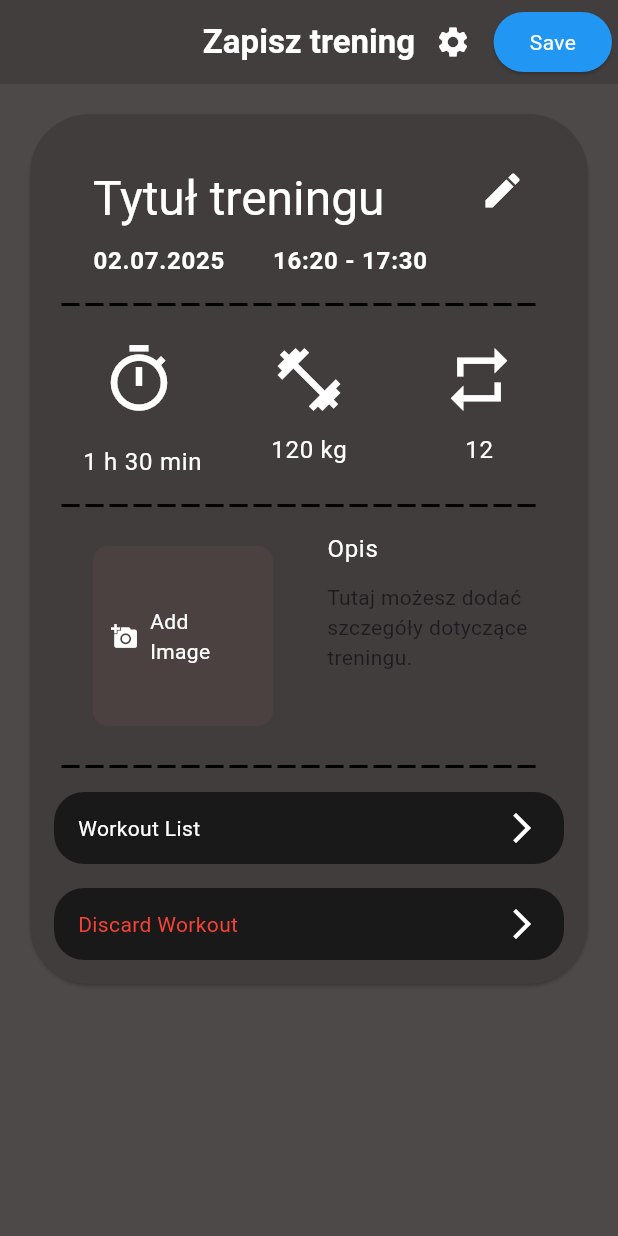
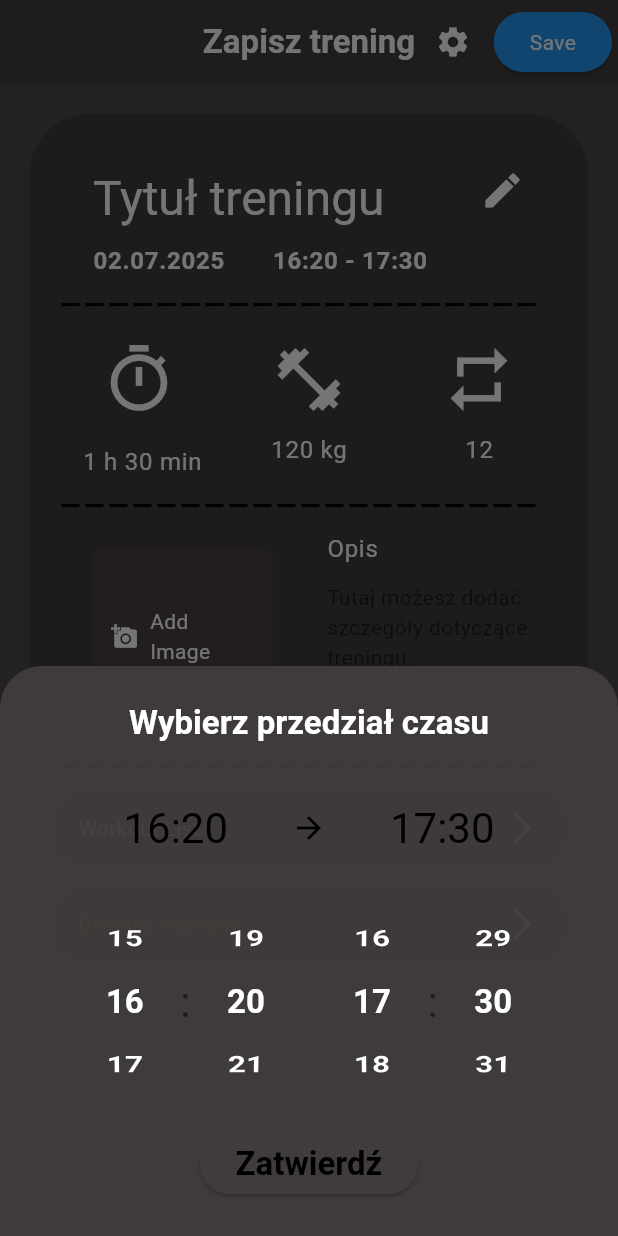
Before and after one commit to DawidMartyniuk/Exercise-Plan-Front, a Flutter app: the screen it shows after launch, after a tap on "16:20 - 17:30", on a phone screen of 412 x 824 dp. Run offline on Flutter 3.47's test engine with Material 3 defaults, Android fonts, the phone set to English and light mode, and no system bars; our stand-ins replace expandable, flutter_riverpod, google_fonts, hive, hive_flutter, image_picker and 2 more; accounts and stored records are empty.

Commit message:
create  bottom sheet

```diff
--- a/lib/screens/save_workout.dart
+++ b/lib/screens/save_workout.dart
@@ -3,7 +3,10 @@ import 'dart:io';
 import 'package:flutter/material.dart';
 import 'package:image_picker/image_picker.dart';
 import 'package:work_plan_front/widget/save_workout/CustomDivider.dart';
-import 'package:work_plan_front/widget/save_workout/time_picker_bottom_sheet.dart';
+import 'package:work_plan_front/widget/save_workout/save_workout_bottom_sheet/data_picker_bottom_sheet.dart';
+import 'package:work_plan_front/widget/save_workout/save_workout_bottom_sheet/time_interval_picker_bottom_sheet.dart';
+import 'package:work_plan_front/widget/save_workout/save_workout_bottom_sheet/time_picker_bottom_sheet.dart';
+import 'package:work_plan_front/widget/save_workout/save_workout_bottom_sheet/weight_info_bottom_sheet.dart';
 
 class SaveWorkout extends StatefulWidget {
  const SaveWorkout ({super.key});
@@ -16,6 +19,17 @@ class _SaveWorkoutState extends State<SaveWorkout> {
    File? _selectedImage;
   int minutesSelected = 30;
   int hoursSelected = 1;
+  int secondsSelected = 0;
+  int weightSelected = 120;
+  int daySelected = DateTime.now().day;
+  int monthSelected = DateTime.now().month;
+  int yearSelected = DateTime.now().year;
+  int hourFrom = 16;
+  int minuteFrom = 20;
+  int hourTo = 17;
+  int minuteTo = 30;
+
+
 
 
 
@@ -62,10 +76,53 @@ class _SaveWorkoutState extends State<SaveWorkout> {
     builder: (context) => TimePickerBottomSheet(
       initialHour: hoursSelected,
       initialMinute: minutesSelected,
-      onTimeSelected: (hour, minute) {
+      initialSecond: secondsSelected,
+      onTimeSelected: (hour, minute, second) {
         setState(() {
           hoursSelected = hour;
           minutesSelected = minute;
+          secondsSelected = second; // Reset seconds to 0
+        });
+      },
+    ),
+  );
+}
+void _showWeightInfoSheet() {
+  showDialog(context: context, builder:
+  (context) => WeightInfoBottomSheet(
+  ));
+}
+void _showDataPickerSheet(){
+  showModalBottomSheet(
+    context: context,
+    builder:(context) => DataPickerBottomSheet(
+      initialDay: daySelected,
+      initialMonth: monthSelected,
+      initialYear: yearSelected,
+      onDateSelected: (day, month, year) {
+        setState(() {
+          daySelected = day;
+          monthSelected = month;
+          yearSelected = year;
+        });
+      },
+    ),
+  );
+}
+void _showTimeIntervalPickerSheet() {
+  showModalBottomSheet(
+    context: context,
+    builder: (context) => TimeIntervalPickerBottomSheet(
+      initialHourFrom: hourFrom,
+      initialMinuteFrom: minuteFrom,
+      initialHourTo: hourTo,
+      initialMinuteTo: minuteTo,
+     onTimeIntervalSelected: (hourFrom, minuteFrom, hourTo, minuteTo) {
+        setState(() {
+          this.hourFrom = hourFrom;
+          this.minuteFrom = minuteFrom;
+          this.hourTo = hourTo;
+          this.minuteTo = minuteTo;
         });
       },
     ),
@@ -183,12 +240,12 @@ class _SaveWorkoutState extends State<SaveWorkout> {
                   mainAxisAlignment: MainAxisAlignment.start,
                   children: [
                     GestureDetector(
-                    onTap: () {
-                      // TODO: obsługa zmiany daty w przyszłości
+                    onTap:
+                      _showDataPickerSheet,
 
-                    },
+
                     child: Text(
-                      "${DateTime.now().day.toString().padLeft(2, '0')}.${DateTime.now().month.toString().padLeft(2, '0')}.${DateTime.now().year}",
+                      "${daySelected.toString().padLeft(2, '0')}.${monthSelected.toString().padLeft(2, '0')}.${yearSelected.toString().padLeft(4, '0')}",
                       style: Theme.of(
                       context,
                       ).textTheme.bodyLarge!.copyWith(
@@ -199,12 +256,9 @@ class _SaveWorkoutState extends State<SaveWorkout> {
                     ),
                     const SizedBox(width: 32),
                     GestureDetector(
-                    onTap: () {
-
-                    },
-                    child: Container(
-                      child: Text(
-                        "16:20 - 17:30",
+                    onTap: _showTimeIntervalPickerSheet,
+                   child: Text(
+                        "${hourFrom.toString().padLeft(2, '0')}:${minuteFrom.toString().padLeft(2, '0')} - ${hourTo.toString().padLeft(2, '0')}:${minuteTo.toString().padLeft(2, '0')}",
                         style: Theme.of(
                         context,
                         ).textTheme.bodyLarge!.copyWith(
@@ -212,17 +266,17 @@ class _SaveWorkoutState extends State<SaveWorkout> {
                         fontWeight: FontWeight.bold,
                         ),
                       ),
-                    ),
+
                     ),
                   ],
                   ),
                 ),
                 CustomDivider(dashWidth: 12, dashSpace: 4, indent: 5, endIndent: 5, color: Colors.black),
-                //SizedBox(height: 20),
+
                 Row(
                   mainAxisAlignment: MainAxisAlignment.spaceEvenly,
                   children: [
-                  // Kolumna 1: czas
+
                   Expanded(
                     child: Column(
                     mainAxisSize: MainAxisSize.min,
@@ -263,9 +317,9 @@ class _SaveWorkoutState extends State<SaveWorkout> {
                       ),
                       SizedBox(height: 10),
                       GestureDetector(
-                      onTap: () {},
+                      onTap: _showWeightInfoSheet,
                       child: Text(
-                        '120 kg',
+                        '${weightSelected} kg',
                         style: Theme.of(
                         context,
                         ).textTheme.bodyLarge!.copyWith(
--- /dev/null
+++ b/lib/widget/save_workout/save_workout_bottom_sheet/time_interval_picker_bottom_sheet.dart
@@ -0,0 +1,237 @@
+import 'package:flutter/material.dart';
+
+class TimeIntervalPickerBottomSheet extends StatefulWidget {
+  final int initialHourFrom;
+  final int initialMinuteFrom;
+  final int initialHourTo;
+  final int initialMinuteTo;
+  final void Function(int hourFrom, int minuteFrom, int hourTo, int minuteTo) onTimeIntervalSelected;
+
+  const TimeIntervalPickerBottomSheet({
+    super.key,
+    required this.initialHourFrom,
+    required this.initialMinuteFrom,
+    required this.initialHourTo,
+    required this.initialMinuteTo,
+    required this.onTimeIntervalSelected,
+  });
+
+  @override
+  State<TimeIntervalPickerBottomSheet> createState() => _TimeIntervalPickerBottomSheetState();
+}
+
+class _TimeIntervalPickerBottomSheetState extends State<TimeIntervalPickerBottomSheet> {
+  late int selectedHourFrom;
+  late int selectedMinuteFrom;
+  late int selectedHourTo;
+  late int selectedMinuteTo;
+
+  @override
+  void initState() {
+    super.initState();
+    selectedHourFrom = widget.initialHourFrom;
+    selectedMinuteFrom = widget.initialMinuteFrom;
+    selectedHourTo = widget.initialHourTo;
+    selectedMinuteTo = widget.initialMinuteTo;
+  }
+
+  @override
+  Widget build(BuildContext context) {
+    return Padding(
+      padding: const EdgeInsets.all(24.0),
+      child: Column(
+        mainAxisSize: MainAxisSize.min,
+        children: [
+          Text(
+            'Wybierz przedział czasu',
+            style: Theme.of(context).textTheme.titleLarge,
+          ),
+          const SizedBox(height: 24),
+          Row(
+            mainAxisAlignment: MainAxisAlignment.center,
+            children: [
+              Container(
+                padding: const EdgeInsets.symmetric(vertical: 12, horizontal: 24),
+                decoration: BoxDecoration(
+                  borderRadius: BorderRadius.circular(16),
+                  border: Border.all(
+                    color: Theme.of(context).colorScheme.primary,
+                    width: 2,
+                    style: BorderStyle.none,
+                  ),
+                ),
+                child: Text(
+                  '${selectedHourFrom.toString().padLeft(2, '0')}:${selectedMinuteFrom.toString().padLeft(2, '0')}',
+                  style: Theme.of(context).textTheme.headlineMedium!.copyWith(
+                        color: Theme.of(context).colorScheme.primary,
+                      ),
+                ),
+              ),
+              const SizedBox(width: 16),
+              Icon(Icons.arrow_forward, color: Theme.of(context).colorScheme.primary),
+              const SizedBox(width: 16),
+              Container(
+                padding: const EdgeInsets.symmetric(vertical: 12, horizontal: 24),
+                decoration: BoxDecoration(
+                  borderRadius: BorderRadius.circular(16),
+                  border: Border.all(
+                    color: Theme.of(context).colorScheme.primary,
+                    width: 2,
+                    style: BorderStyle.none,
+                  ),
+                ),
+                child: Text(
+                  '${selectedHourTo.toString().padLeft(2, '0')}:${selectedMinuteTo.toString().padLeft(2, '0')}',
+                  style: Theme.of(context).textTheme.headlineMedium!.copyWith(
+                        color: Theme.of(context).colorScheme.primary,
+                      ),
+                ),
+              ),
+            ],
+          ),
+          const SizedBox(height: 24),
+          Row(
+            mainAxisAlignment: MainAxisAlignment.center,
+            children: [
+              SizedBox(
+                width: 60,
+                height: 120,
+                child: ListWheelScrollView.useDelegate(
+                  itemExtent: 40,
+                  diameterRatio: 1.2,
+                  physics: const FixedExtentScrollPhysics(),
+                  onSelectedItemChanged: (index) {
+                    setState(() {
+                      selectedHourFrom = index + 1;
+                    });
+                  },
+                  childDelegate: ListWheelChildBuilderDelegate(
+                    builder: (context, index) {
+                      if (index < 0 || index > 23) return null;
+                      return Center(
+                        child: Text(
+                          (index + 1).toString().padLeft(2, '0'),
+                          style: Theme.of(context).textTheme.titleLarge,
+                        ),
+                      );
+                    },
+                  ),
+                  controller: FixedExtentScrollController(initialItem: selectedHourFrom - 1),
+                ),
+              ),
+              const SizedBox(width: 7),
+              Text(
+                ':',
+                style: Theme.of(context).textTheme.headlineMedium,
+              ),
+              const SizedBox(width: 7),
+              SizedBox(
+                width: 60,
+                height: 120,
+                child: ListWheelScrollView.useDelegate(
+                  itemExtent: 40,
+                  diameterRatio: 1.2,
+                  physics: const FixedExtentScrollPhysics(),
+                  onSelectedItemChanged: (index) {
+                    setState(() {
+                      selectedMinuteFrom = index;
+                    });
+                  },
+                  childDelegate: ListWheelChildBuilderDelegate(
+                    builder: (context, index) {
+                      if (index < 0 || index > 59) return null;
+                      return Center(
+                        child: Text(
+                          index.toString().padLeft(2, '0'),
+                          style: Theme.of(context).textTheme.titleLarge,
+                        ),
+                      );
+                    },
+                  ),
+                  controller: FixedExtentScrollController(initialItem: selectedMinuteFrom),
+                ),
+              ),
+              const SizedBox(width: 24),
+              SizedBox(
+                width: 60,
+                height: 120,
+                child: ListWheelScrollView.useDelegate(
+                  itemExtent: 40,
+                  diameterRatio: 1.2,
+                  physics: const FixedExtentScrollPhysics(),
+                  onSelectedItemChanged: (index) {
+                    setState(() {
+                      selectedHourTo = index + 1;
+                    });
+                  },
+                  childDelegate: ListWheelChildBuilderDelegate(
+                    builder: (context, index) {
+                      if (index < 0 || index > 23) return null;
+                      return Center(
+                        child: Text(
+                          (index + 1).toString().padLeft(2, '0'),
+                          style: Theme.of(context).textTheme.titleLarge,
+                        ),
+                      );
+                    },
+                  ),
+                  controller: FixedExtentScrollController(initialItem: selectedHourTo - 1),
+                ),
+              ),
+              const SizedBox(width: 7),
+              Text(
+                ':',
+                style: Theme.of(context).textTheme.headlineMedium,
+              ),
+              const SizedBox(width: 7),
+              SizedBox(
+                width: 60,
+                height: 120,
+                child: ListWheelScrollView.useDelegate(
+                  itemExtent: 40,
+                  diameterRatio: 1.2,
+                  physics: const FixedExtentScrollPhysics(),
+                  onSelectedItemChanged: (index) {
+                    setState(() {
+                      selectedMinuteTo = index;
+                    });
+                  },
+                  childDelegate: ListWheelChildBuilderDelegate(
+                    builder: (context, index) {
+                      if (index < 0 || index > 59) return null;
+                      return Center(
+                        child: Text(
+                          index.toString().padLeft(2, '0'),
+                          style: Theme.of(context).textTheme.titleLarge,
+                        ),
+                      );
+                    },
+                  ),
+                  controller: FixedExtentScrollController(initialItem: selectedMinuteTo),
+                ),
+              ),
+            ],
+          ),
+          const SizedBox(height: 24),
+          ElevatedButton(
+            onPressed: () {
+              widget.onTimeIntervalSelected(
+                selectedHourFrom,
+                selectedMinuteFrom,
+                selectedHourTo,
+                selectedMinuteTo,
+              );
+              Navigator.pop(context);
+            },
+            child: Text(
+              'Zatwierdź',
+              style: Theme.of(context).textTheme.titleLarge!.copyWith(
+                    color: Theme.of(context).colorScheme.primary,
+                  ),
+            ),
+          ),
+        ],
+      ),
+    );
+  }
+}
```
Also changed, not shown: lib/widget/save_workout/save_workout_bottom_sheet/data_picker_bottom_sheet.dart (added, +198 -0 lines), lib/widget/save_workout/save_workout_bottom_sheet/time_picker_bottom_sheet.dart (renamed from lib/widget/save_workout/time_picker_bottom_sheet.dart, +57 -13 lines), lib/widget/save_workout/save_workout_bottom_sheet/weight_info_bottom_sheet.dart (added, +31 -0 lines), package-lock.json (added).
